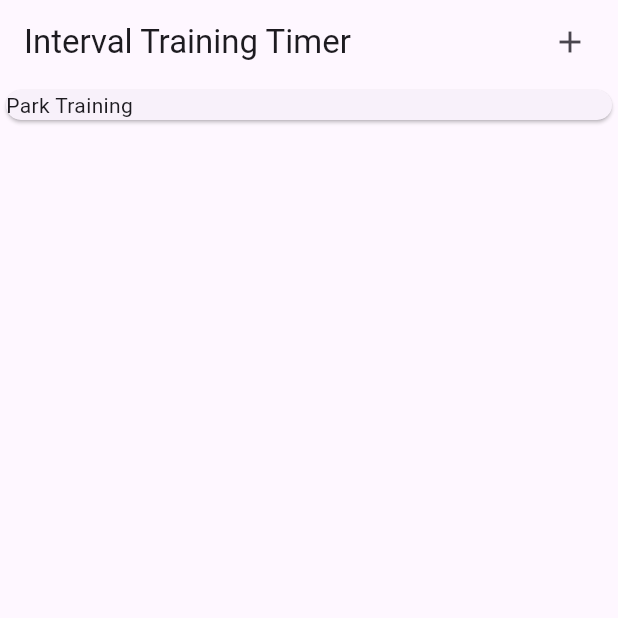
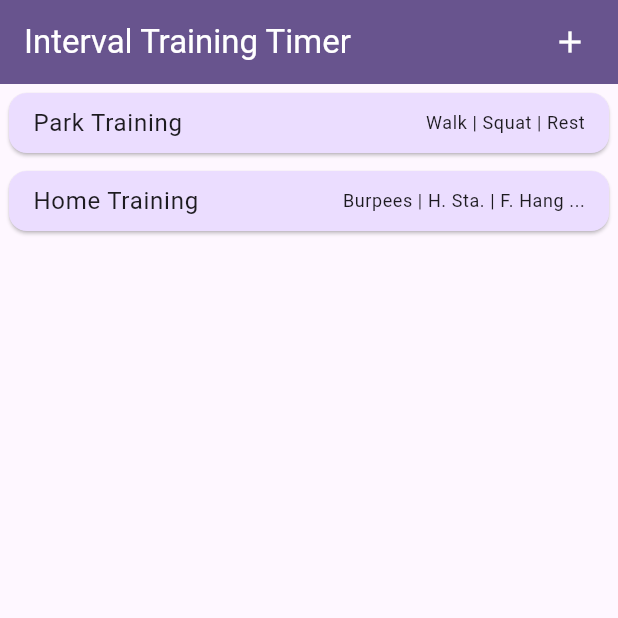
Before and after one commit to lucasrfma/interval_training_timer, a Flutter app: the screen it shows after launch, on a phone screen of 412 x 824 dp, the top half of it. Run offline on Flutter 3.47's test engine with Material 3 defaults, Android fonts, the light colour scheme and no system bars; missing offline and left inert: flutter_ringtone_player.

Commit message:
Training card improvements. Some project-wide theme improvements

```diff
--- a/lib/main.dart
+++ b/lib/main.dart
@@ -2,6 +2,21 @@ import 'package:flutter/material.dart' hide Interval;
 import 'package:interval_training_timer/models/interval.dart';
 import 'package:interval_training_timer/models/training.dart';
 import 'package:interval_training_timer/screens/home/home_screen.dart';
+
+var kLightColorScheme = ColorScheme.fromSeed(seedColor: Colors.deepPurple);
+var kLightTheme = ThemeData.from(colorScheme: kLightColorScheme).copyWith(
+  appBarTheme: const AppBarTheme().copyWith(
+    backgroundColor: kLightColorScheme.primary,
+    foregroundColor: kLightColorScheme.onPrimary,
+  ),
+  cardTheme: const CardTheme().copyWith(
+    color: kLightColorScheme.primaryContainer,
+    margin: const EdgeInsets.all(6.0),
+  ),
+);
+var kDarkColorScheme = kLightColorScheme.copyWith(brightness: Brightness.dark);
+var kDarkTheme = kLightTheme.copyWith(
+    colorScheme: kDarkColorScheme, brightness: Brightness.dark);
 
 void main() {
   runApp(MyApp());
@@ -15,7 +30,13 @@ class MyApp extends StatelessWidget {
       Interval("Walk", const Duration(seconds: 5), alarmDuration: 4),
       Interval("Squat", const Duration(seconds: 5), alarmDuration: 4),
       Interval("Rest", const Duration(seconds: 5), alarmDuration: 4),
-    ])
+    ]),
+    Training("Home Training", [
+      Interval("Burpees", const Duration(seconds: 5), alarmDuration: 4),
+      Interval("Horse Stance", const Duration(seconds: 5), alarmDuration: 4),
+      Interval("Free Hang", const Duration(seconds: 5), alarmDuration: 4),
+      Interval("Plank", const Duration(seconds: 5), alarmDuration: 4),
+    ]),
   ];
 
   @override
@@ -23,10 +44,8 @@ class MyApp extends StatelessWidget {
     return MaterialApp(
       debugShowCheckedModeBanner: false,
       title: 'Flutter Demo',
-      theme: ThemeData(
-        colorScheme: ColorScheme.fromSeed(seedColor: Colors.deepPurple),
-        useMaterial3: true,
-      ),
+      theme: kLightTheme,
+      darkTheme: kDarkTheme,
       home: HomeScreen(dummyTrainingList),
     );
   }
--- a/lib/screens/home/home_screen.dart
+++ b/lib/screens/home/home_screen.dart
@@ -22,6 +22,7 @@ class HomeScreen extends StatelessWidget {
   Widget build(BuildContext context) {
     return Scaffold(
       appBar: AppBar(
+        // backgroundColor: Theme.of(context).colorScheme.primary,
         title: const Text('Interval Training Timer'),
         actions: [
           Padding(
--- a/lib/screens/home/widgets/training_card.dart
+++ b/lib/screens/home/widgets/training_card.dart
@@ -4,6 +4,7 @@ import 'package:interval_training_timer/models/training.dart';
 class TrainingCard extends StatelessWidget {
   final Training training;
   final void Function() onTap;
+  static const summarySize = 3;
 
   const TrainingCard(
     this.training,
@@ -11,12 +12,53 @@ class TrainingCard extends StatelessWidget {
     super.key,
   });
 
+  String _trainingSummary() {
+    var intervals = training.intervals;
+    StringBuffer summary = StringBuffer();
+    String end = "";
+
+    if (intervals.length > summarySize) {
+      intervals = intervals.sublist(0, summarySize);
+      end = " ...";
+    }
+
+    summary
+      ..writeAll(intervals.map((it) {
+        var nameSplit = it.name.split(' ');
+        var result = nameSplit.length > 1
+            ? '${nameSplit[0][0]}. ${nameSplit[1]}'
+            : it.name;
+        if (result.length > 7) result = '${result.substring(0, 6)}.';
+        return result;
+      }), " | ")
+      ..write(end);
+    return summary.toString();
+  }
+
   @override
   Widget build(BuildContext context) {
     return InkWell(
       onTap: onTap,
       child: Card(
-        child: Text(training.name),
+        child: Padding(
+          padding: const EdgeInsets.symmetric(
+            vertical: 8.0,
+            horizontal: 16.0,
+          ),
+          child: Row(
+            children: [
+              Text(
+                training.name,
+                style: Theme.of(context).textTheme.bodyLarge,
+              ),
+              const Spacer(),
+              Text(
+                _trainingSummary(),
+                style: Theme.of(context).textTheme.bodySmall,
+              ),
+            ],
+          ),
+        ),
       ),
     );
   }
--- a/lib/screens/training/widgets/adjacent_interval.dart
+++ b/lib/screens/training/widgets/adjacent_interval.dart
@@ -1,5 +1,6 @@
 import 'package:flutter/material.dart' hide Interval;
 import 'package:interval_training_timer/models/interval.dart';
+import 'package:interval_training_timer/utils/utils.dart';
 
 class AdjacentInterval extends StatelessWidget {
   const AdjacentInterval(this.interval, {super.key});
@@ -17,7 +18,7 @@ class AdjacentInterval extends StatelessWidget {
           style: Theme.of(context).textTheme.headlineSmall,
         ),
         Text(
-          interval.duration.toString().split(".").first.padLeft(8, "0"),
+          durationClockFormat(interval.duration),
           style: Theme.of(context).textTheme.headlineLarge,
         ),
       ],
--- /dev/null
+++ b/lib/utils/utils.dart
@@ -0,0 +1,3 @@
+String durationClockFormat(Duration duration) {
+  return duration.toString().split(".").first.padLeft(8, "0");
+}
```
